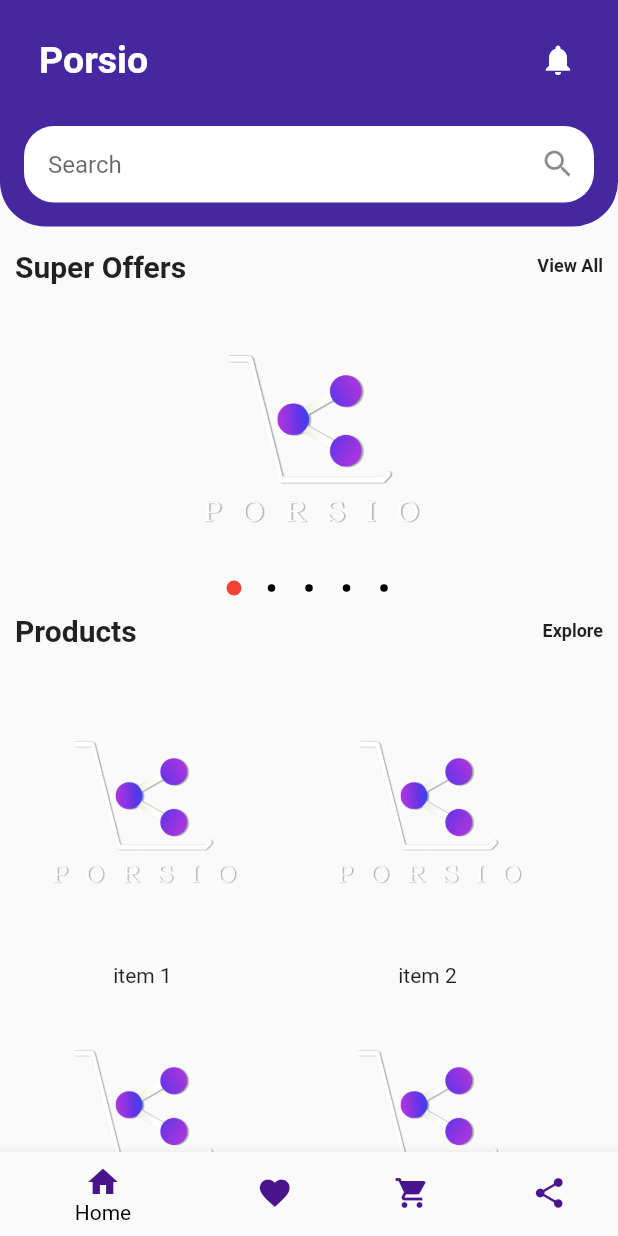
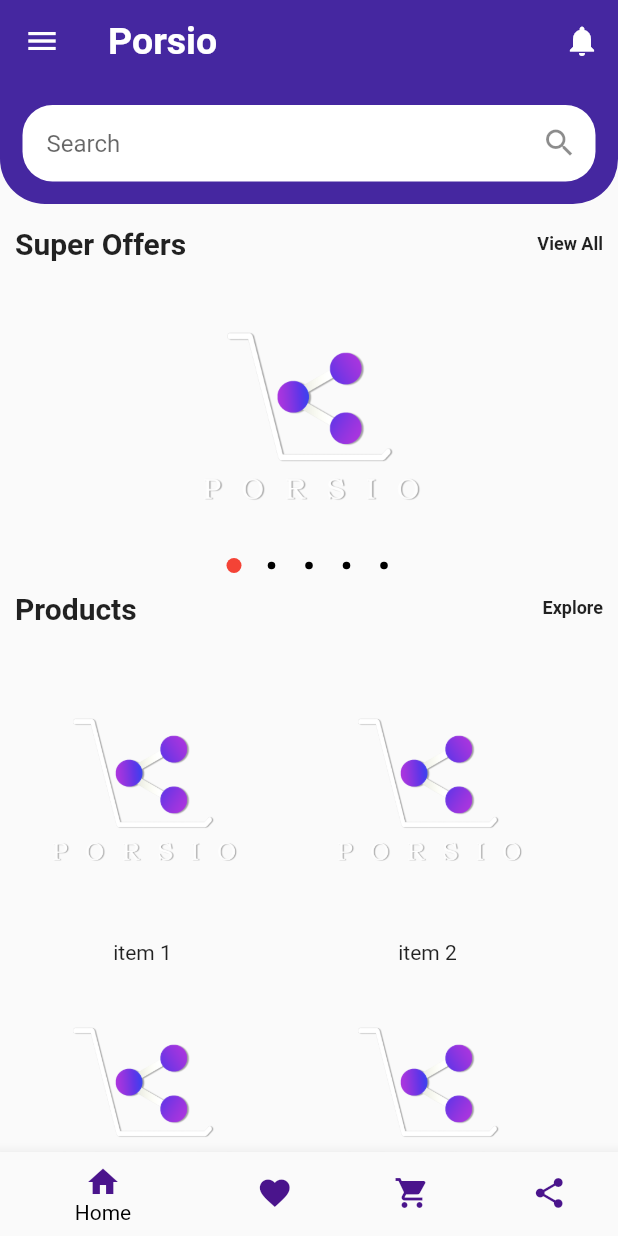
Before and after one commit to PradyumanAgrawal/zomatoClone, a Flutter app: the screen it shows after launch, on a phone screen of 412 x 824 dp. Run offline on Flutter 3.47's test engine with Material 2 defaults, Android fonts, the phone set to English and light mode, and no system bars; drawn by our look-alikes of carousel_pro.

Commit message:
Appbar menu drawer issue solved everything converted to sliver

```diff
--- a/lib/homeScreen.dart
+++ b/lib/homeScreen.dart
@@ -15,9 +15,63 @@ class _HomeScreenState extends State<HomeScreen> {
   Widget build(BuildContext context) {
     return Scaffold(
       drawer: DrawerWidget(),
-      body: ListView(
-        children: <Widget>[
-          _top(),
+      body: CustomScrollView(
+        slivers: <Widget>[
+          SliverAppBar(
+            floating: true,
+            pinned: false,
+            snap: true,
+            backgroundColor: Colors.deepPurple[800],
+            title: Text(
+              "Porsio",
+              style: TextStyle(
+                  color: Colors.white,
+                  fontSize: 25.0,
+                  fontWeight: FontWeight.bold),
+            ),
+            actions: <Widget>[
+              IconButton(
+                  icon: Icon(
+                    Icons.notifications,
+                    color: Colors.white,
+                  ),
+                  onPressed: null)
+            ],
+            shape: RoundedRectangleBorder(
+                borderRadius: BorderRadius.only(
+                    bottomLeft: Radius.circular(30),
+                    bottomRight: Radius.circular(30))),
+            bottom: PreferredSize(
+              child: Container(
+                padding: EdgeInsets.all(15.0),
+                decoration: BoxDecoration(
+                  borderRadius: BorderRadius.only(
+                      bottomLeft: Radius.circular(20),
+                      bottomRight: Radius.circular(20)),
+                ),
+                child: TextField(
+                  decoration: InputDecoration(
+                    hintText: "Search",
+                    fillColor: Colors.white,
+                    filled: true,
+                    suffixIcon: Icon(Icons.search),
+                    enabledBorder: OutlineInputBorder(
+                      borderRadius: BorderRadius.circular(20.0),
+                      borderSide: BorderSide(color: Colors.transparent),
+                    ),
+                    contentPadding: EdgeInsets.symmetric(
+                      horizontal: 16.0,
+                      vertical: 16.0,
+                    ),
+                  ),
+                ),
+              ),
+              preferredSize: Size(50, 80),
+            ),
+          ),
+          SliverList(
+              delegate: SliverChildListDelegate(
+            <Widget>[
               SizedBox(height: 5.0),
               Padding(
                 padding: EdgeInsets.all(10.0),
@@ -27,11 +81,13 @@ class _HomeScreenState extends State<HomeScreen> {
                   children: <Widget>[
                     Text(
                       "Super Offers",
-                  style: TextStyle(fontWeight: FontWeight.bold, fontSize: 20.0),
+                      style: TextStyle(
+                          fontWeight: FontWeight.bold, fontSize: 20.0),
                     ),
                     Text(
                       "View All",
-                  style: TextStyle(fontWeight: FontWeight.bold, fontSize: 12.0),
+                      style: TextStyle(
+                          fontWeight: FontWeight.bold, fontSize: 12.0),
                     ),
                   ],
                 ),
@@ -63,11 +119,13 @@ class _HomeScreenState extends State<HomeScreen> {
                   children: <Widget>[
                     Text(
                       "Products",
-                  style: TextStyle(fontWeight: FontWeight.bold, fontSize: 20.0),
+                      style: TextStyle(
+                          fontWeight: FontWeight.bold, fontSize: 20.0),
                     ),
                     Text(
                       "Explore",
-                  style: TextStyle(fontWeight: FontWeight.bold, fontSize: 12.0),
+                      style: TextStyle(
+                          fontWeight: FontWeight.bold, fontSize: 12.0),
                     ),
                   ],
                 ),
@@ -114,6 +172,8 @@ class _HomeScreenState extends State<HomeScreen> {
                 ),
               ),
             ],
+          )),
+        ],
       ),
     );
   }
@@ -137,56 +197,4 @@ class _HomeScreenState extends State<HomeScreen> {
       ],
     );
   }
-
-  _top() {
-    return Container(
-      padding: EdgeInsets.all(16.0),
-      decoration: BoxDecoration(
-        color: Colors.deepPurple[800],
-        borderRadius: BorderRadius.only(
-            bottomLeft: Radius.circular(30), bottomRight: Radius.circular(30)),
-      ),
-      child: Column(
-        children: <Widget>[
-          Row(
-            mainAxisAlignment: MainAxisAlignment.spaceBetween,
-            children: <Widget>[
-              Row(
-                children: <Widget>[
-                  SizedBox(width: 10.0),
-                  Text(
-                    "Porsio",
-                    style: TextStyle(
-                        color: Colors.white,
-                        fontSize: 25.0,
-                        fontWeight: FontWeight.bold),
-                  ),
-                ],
-              ),
-              IconButton(
-                  icon: Icon(Icons.notifications, color: Colors.white),
-                  onPressed: null),
-            ],
-          ),
-          SizedBox(height: 20.0),
-          TextField(
-            decoration: InputDecoration(
-              hintText: "Search",
-              fillColor: Colors.white,
-              filled: true,
-              suffixIcon: Icon(Icons.search),
-              enabledBorder: OutlineInputBorder(
-                borderRadius: BorderRadius.circular(20.0),
-                borderSide: BorderSide(color: Colors.transparent),
-              ),
-              contentPadding: EdgeInsets.symmetric(
-                horizontal: 16.0,
-                vertical: 16.0,
-              ),
-            ),
-          ),
-        ],
-      ),
-    );
 }
-}
```
Lines whose indentation alone changed are shown as unchanged.
